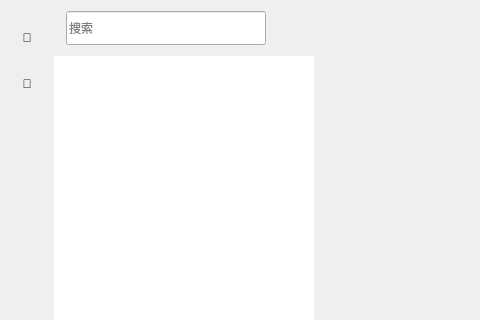
Above: chatdialog.ui from xingqiba836/IM_frontend before the change; both pictures show x 0 to 480 and y 0 to 320 of the 1050 by 900 pixel window. Below: the same form after it.
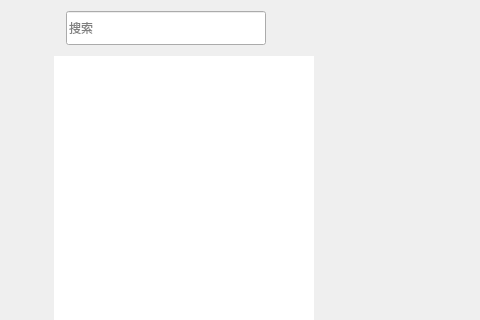
That is the form after the change. The open tabs and pages were chosen to show the change. Custom widgets are drawn as their Qt base class.

```diff
--- a/chatdialog.ui
+++ b/chatdialog.ui
@@ -60,29 +60,29 @@
        <number>24</number>
       </property>
       <item alignment="Qt::AlignHCenter">
-       <widget class="QLabel" name="side_chat_lb">
+       <widget class="QLabel" name="side_head_lb">
         <property name="minimumSize">
          <size>
-          <width>28</width>
-          <height>28</height>
+          <width>36</width>
+          <height>36</height>
          </size>
         </property>
         <property name="maximumSize">
          <size>
-          <width>28</width>
-          <height>28</height>
+          <width>36</width>
+          <height>36</height>
          </size>
         </property>
         <property name="text">
-         <string>💬</string>
+         <string/>
         </property>
-        <property name="alignment">
-         <set>Qt::AlignCenter</set>
+        <property name="scaledContents">
+         <bool>true</bool>
         </property>
        </widget>
       </item>
       <item alignment="Qt::AlignHCenter">
-       <widget class="QLabel" name="side_contact_lb">
+       <widget class="StateWidget" name="side_chat_lb">
         <property name="minimumSize">
          <size>
           <width>28</width>
@@ -95,11 +95,21 @@
           <height>28</height>
          </size>
         </property>
-        <property name="text">
-         <string>👤</string>
+       </widget>
+      </item>
+      <item alignment="Qt::AlignHCenter">
+       <widget class="StateWidget" name="side_contact_lb">
+        <property name="minimumSize">
+         <size>
+          <width>28</width>
+          <height>28</height>
+         </size>
         </property>
-        <property name="alignment">
-         <set>Qt::AlignCenter</set>
+        <property name="maximumSize">
+         <size>
+          <width>28</width>
+          <height>28</height>
+         </size>
         </property>
        </widget>
       </item>
@@ -294,6 +304,36 @@
    <extends>QWidget</extends>
    <header location="global">chatpage.h</header>
   </customwidget>
+  <customwidget>
+   <class>StateWidget</class>
+   <extends>QWidget</extends>
+   <header location="global">statewidget.h</header>
+  </customwidget>
+  <customwidget>
+   <class>SearchList</class>
+   <extends>QListWidget</extends>
+   <header location="global">searchlist.h</header>
+  </customwidget>
+  <customwidget>
+   <class>ContactUserList</class>
+   <extends>QListWidget</extends>
+   <header location="global">contactuserlist.h</header>
+  </customwidget>
+  <customwidget>
+   <class>ApplyFriendPage</class>
+   <extends>QWidget</extends>
+   <header location="global">applyfriendpage.h</header>
+  </customwidget>
+  <customwidget>
+   <class>FriendInfoPage</class>
+   <extends>QWidget</extends>
+   <header location="global">friendinfopage.h</header>
+  </customwidget>
+  <customwidget>
+   <class>UserInfoPage</class>
+   <extends>QWidget</extends>
+   <header location="global">userinfopage.h</header>
+  </customwidget>
  </customwidgets>
  <resources>
   <include location="rc.qrc"/>
```
Left out of the diff: 8 changed lines with no effect on the pictures.
